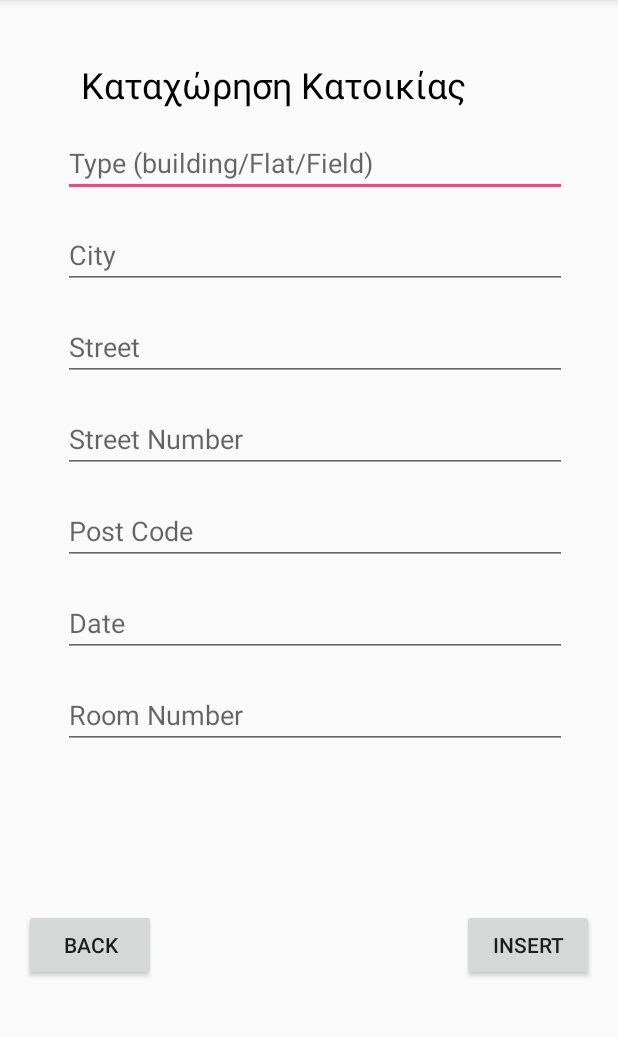
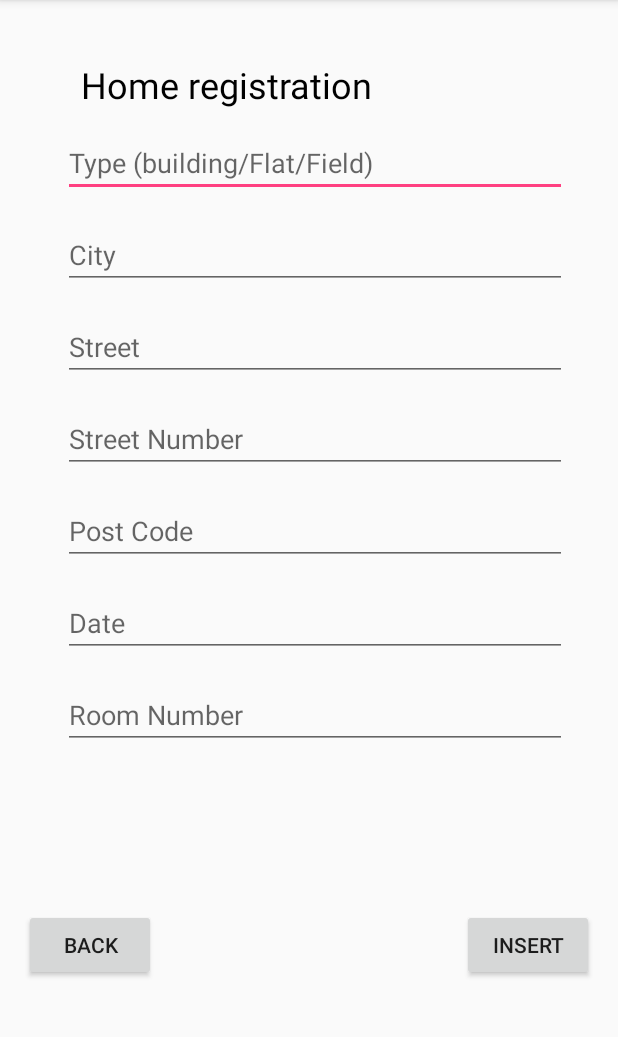
Before and after one commit to billk97/OpaRealEstate, an Android app: the Sale screen opened directly, with no data from a screen before it, on a phone screen of 412 x 824 dp, the part 84-1121 px from its top. Run offline under Robolectric (Android 15) with nearby library versions, the phone set to English and light mode, and no system bars.

Commit message:
The application is almost ready.Runs correctly .Some todo left

```diff
--- a/app/src/main/res/layout/activity_sale.xml
+++ b/app/src/main/res/layout/activity_sale.xml
@@ -14,7 +14,7 @@
         android:layout_marginStart="8dp"
         android:layout_marginTop="40dp"
         android:fontFamily="sans-serif"
-        android:text="Καταχώρηση Κατοικίας"
+        android:text="Home registration"
         android:textColor="@android:color/black"
         android:textSize="24sp"
         app:layout_constraintEnd_toEndOf="parent"
```
